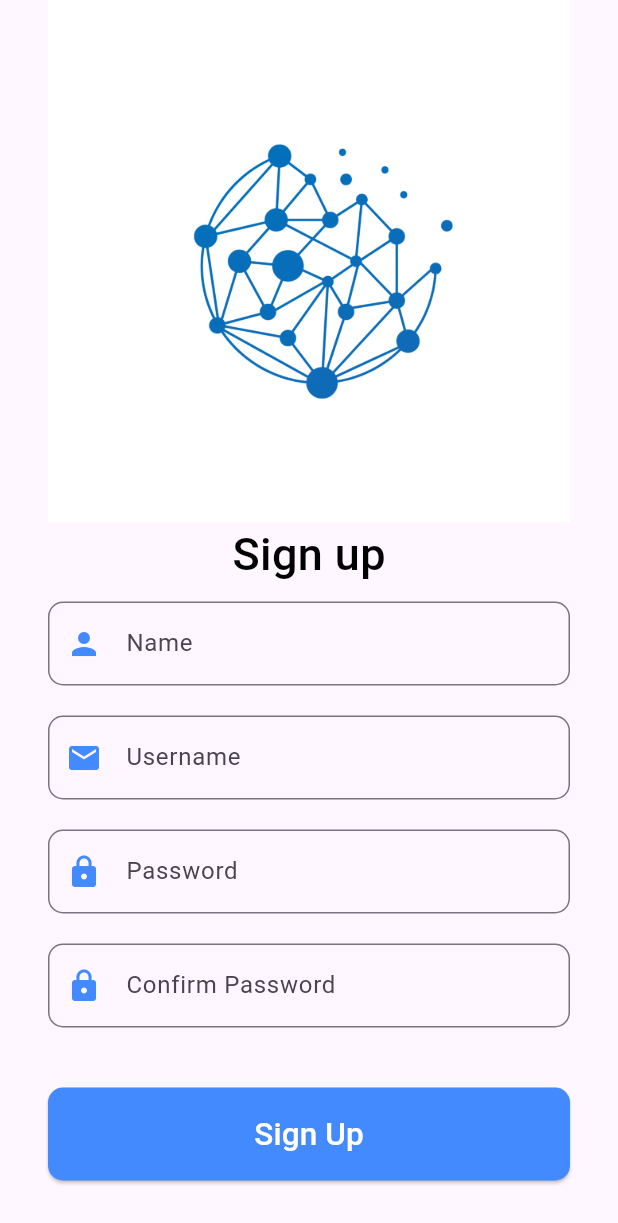
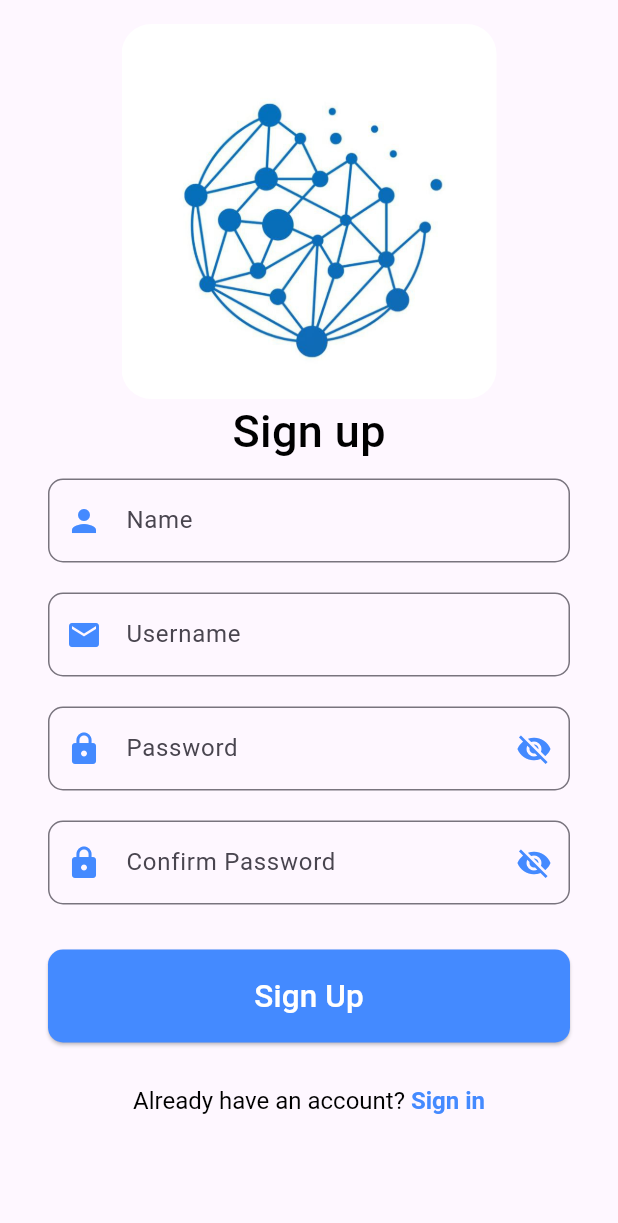
Before and after one commit to eyoaab/Localize_Ai_Mobile_app_Project, a Flutter app: the screen it shows after launch, after a tap on an icon or button, on a phone screen of 412 x 824 dp. Shown: the top 1223 px of the screen. Run offline on Flutter 3.47's test engine with Material 3 defaults, Android fonts, the phone set to English and light mode, and no system bars; our stand-ins replace dartz, device_preview, flutter_bloc, flutter_spinkit, get_it, google_fonts and 2 more; Roboto replaces fonts that are missing (Balthazar).

Commit message:
improved the ui and password section for the sign up page

```diff
--- /dev/null
+++ b/loclaize_ai/lib/core/commonWidgets/password_text_field.dart
@@ -0,0 +1,22 @@
+import 'package:flutter/material.dart';
+
+InputDecoration passwordInputDecoration({
+  required String labelText,
+  required bool isPasswordVisible,
+  required VoidCallback togglePasswordVisibility,
+}) {
+  return InputDecoration(
+    labelText: labelText,
+    prefixIcon: const Icon(Icons.lock, color: Colors.blueAccent),
+    suffixIcon: IconButton(
+      icon: Icon(
+        isPasswordVisible ? Icons.visibility : Icons.visibility_off,
+        color: Colors.blueAccent,
+      ),
+      onPressed: togglePasswordVisibility, // Toggling function passed here
+    ),
+    border: OutlineInputBorder(
+      borderRadius: BorderRadius.circular(10.0),
+    ),
+  );
+}
--- a/loclaize_ai/lib/feutures/authetication/data/data_source/remote_dataSource.dart
+++ b/loclaize_ai/lib/feutures/authetication/data/data_source/remote_dataSource.dart
@@ -2,7 +2,6 @@ import 'dart:convert';
 import 'package:http/http.dart' as http;
 import 'package:loclaize_ai/core/error/exception.dart';
 import 'package:loclaize_ai/feutures/authetication/data/model/model.dart';
-import 'package:loclaize_ai/feutures/authetication/data/model/userModel.dart';
 import 'package:loclaize_ai/feutures/authetication/domain/entity/user_entity.dart';
 
 abstract class RemoteDatasource {
--- a/loclaize_ai/lib/feutures/authetication/data/repository/user_repository_impl.dart
+++ b/loclaize_ai/lib/feutures/authetication/data/repository/user_repository_impl.dart
@@ -1,4 +1,3 @@
-import 'dart:developer';
 
 import 'package:dartz/dartz.dart';
 import 'package:loclaize_ai/core/error/exception.dart';
@@ -6,7 +5,6 @@ import 'package:loclaize_ai/core/error/faliure.dart';
 import 'package:loclaize_ai/core/network/network_info.dart';
 import 'package:loclaize_ai/feutures/authetication/data/data_source/remote_dataSource.dart';
 import 'package:loclaize_ai/feutures/authetication/data/model/model.dart';
-import 'package:loclaize_ai/feutures/authetication/data/model/userModel.dart';
 import 'package:loclaize_ai/feutures/authetication/domain/entity/user_entity.dart';
 import 'package:loclaize_ai/feutures/authetication/domain/repository/user_repository.dart';
 import 'package:shared_preferences/shared_preferences.dart';
--- a/loclaize_ai/lib/feutures/authetication/presentation/bloc/user_bloc.dart
+++ b/loclaize_ai/lib/feutures/authetication/presentation/bloc/user_bloc.dart
@@ -1,13 +1,11 @@
 
 
 
-import 'dart:developer';
 
 import 'package:dartz/dartz.dart';
 import 'package:flutter_bloc/flutter_bloc.dart';
 import 'package:loclaize_ai/core/error/faliure.dart';
 import 'package:loclaize_ai/feutures/authetication/data/model/model.dart';
-import 'package:loclaize_ai/feutures/authetication/domain/entity/user_entity.dart';
 import 'package:loclaize_ai/feutures/authetication/domain/usecase/signin_usecase.dart';
 import 'package:loclaize_ai/feutures/authetication/domain/usecase/signup_usecase.dart';
 
--- a/loclaize_ai/lib/feutures/authetication/presentation/bloc/user_state.dart
+++ b/loclaize_ai/lib/feutures/authetication/presentation/bloc/user_state.dart
@@ -1,5 +1,4 @@
 import 'package:loclaize_ai/feutures/authetication/data/model/model.dart';
-import 'package:loclaize_ai/feutures/authetication/domain/entity/user_entity.dart';
 
 abstract class UserState {}
 
--- a/loclaize_ai/lib/feutures/authetication/presentation/pages/signin_page.dart
+++ b/loclaize_ai/lib/feutures/authetication/presentation/pages/signin_page.dart
@@ -1,8 +1,8 @@
-import 'dart:developer';
 
 import 'package:flutter/material.dart';
 import 'package:flutter_bloc/flutter_bloc.dart';
 import 'package:google_fonts/google_fonts.dart';
+import 'package:loclaize_ai/core/commonWidgets/password_text_field.dart';
 import 'package:loclaize_ai/core/commonWidgets/store.dart';
 import 'package:loclaize_ai/feutures/authetication/domain/entity/user_entity.dart';
 import 'package:loclaize_ai/feutures/authetication/presentation/bloc/user_bloc.dart';
@@ -21,6 +21,13 @@ class SignInPage extends StatefulWidget {
 class _SignInPageState extends State<SignInPage> {
   final _usernameController = TextEditingController();
   final _passwordController = TextEditingController();
+    bool _isPasswordVisible = false;
+
+  void _togglePasswordVisibility() {
+    setState(() {
+      _isPasswordVisible = !_isPasswordVisible;
+    });
+  }
 
   void SignInUser() async {
     final username = _usernameController.text;
@@ -97,7 +104,15 @@ class _SignInPageState extends State<SignInPage> {
                   child: Column(
                     mainAxisAlignment: MainAxisAlignment.center,
                     children: <Widget>[
-                      Image.asset('assets/logo.png'),
+                      ClipRRect(
+                      borderRadius: BorderRadius.circular(20.0),
+                      child: Image.asset(
+                      'assets/logo1.jpg',
+
+                      fit: BoxFit.cover,
+                      ),
+                      )
+,
                       // Image.asset('logo.png'),
 
                        Center(
@@ -120,13 +135,15 @@ class _SignInPageState extends State<SignInPage> {
 
                       TextField(
                         controller: _passwordController,
-                        obscureText: true,
-                        decoration:
+                        obscureText: !_isPasswordVisible,
+                        decoration: passwordInputDecoration(
+                        labelText: 'Password',
+                        isPasswordVisible: _isPasswordVisible,
+                        togglePasswordVisibility: _togglePasswordVisibility,),
+                      ),
 
-                        customInputDecoration(labelText: 'Password',prefixIcon:  const Icon(Icons.lock,color:Colors.blueAccent))
-                      ),
-                      const SizedBox(height: 40),
-                     SizedBox(
+                    const SizedBox(height: 40),
+                    SizedBox(
                     width: double.infinity,
                     child: ElevatedButton(
                     onPressed: SignInUser,
@@ -147,7 +164,6 @@ class _SignInPageState extends State<SignInPage> {
                     style: TextStyle(
                       color: Colors.white,
                       fontSize: 21,
-                      // fontWeight: FontWeight.bold,
                     ),
                   ),
                 ),
--- a/loclaize_ai/lib/feutures/authetication/presentation/pages/signup_page.dart
+++ b/loclaize_ai/lib/feutures/authetication/presentation/pages/signup_page.dart
@@ -1,16 +1,13 @@
-import 'dart:developer';
-
 import 'package:flutter/material.dart';
 import 'package:flutter_bloc/flutter_bloc.dart';
 import 'package:google_fonts/google_fonts.dart';
+import 'package:loclaize_ai/core/commonWidgets/password_text_field.dart';
 import 'package:loclaize_ai/core/commonWidgets/store.dart';
 import 'package:loclaize_ai/feutures/authetication/domain/entity/user_entity.dart';
 import 'package:loclaize_ai/feutures/authetication/presentation/bloc/user_bloc.dart';
 import 'package:loclaize_ai/feutures/authetication/presentation/bloc/user_event.dart';
 import 'package:loclaize_ai/feutures/authetication/presentation/bloc/user_state.dart';
 import 'package:loclaize_ai/feutures/authetication/presentation/pages/signin_page.dart';
-
-
 
 class SignupPage extends StatefulWidget {
   @override
@@ -19,41 +16,41 @@ class SignupPage extends StatefulWidget {
 
 class _SignupPageState extends State<SignupPage> {
   final _nameController = TextEditingController();
-
   final _usernameController = TextEditingController();
   final _passwordController = TextEditingController();
   final _confirmPasswordController = TextEditingController();
 
-  void clearFields(){
+   bool _isPasswordVisible = false;
+  bool _isConfirmPasswordVisible = false;
+
+
+  void clearFields() {
     _usernameController.clear();
     _confirmPasswordController.clear();
     _passwordController.clear();
     _nameController.clear();
   }
 
-  void SignUpUser() async {
+  void signUpUser() async {
     final name = _nameController.text;
     final username = _usernameController.text;
     final password = _passwordController.text;
     final confirmPassword = _confirmPasswordController.text;
 
-    if (username.isEmpty || password.isEmpty || confirmPassword.isEmpty || password.isEmpty)  {
+    if (username.isEmpty || password.isEmpty || confirmPassword.isEmpty) {
       showMessage(
         context,
         const Icon(Icons.info, size: 50, color: Colors.red),
         'Please enter all fields',
       );
       return;
-    }
-    else if(password != confirmPassword){
+    } else if (password != confirmPassword) {
       showMessage(
         context,
         const Icon(Icons.info, size: 50, color: Colors.red),
         'Passwords do not match',
       );
       return;
-
-
     } else {
       UserEntity user = UserEntity(
         name: name,
@@ -62,10 +59,19 @@ class _SignupPageState extends State<SignupPage> {
       );
       context.read<UserBloc>().add(SignUpEvent(user: user));
       FocusScope.of(context).unfocus();
-
     }
   }
+  void _togglePasswordVisibility() {
+    setState(() {
+      _isPasswordVisible = !_isPasswordVisible;
+    });
+  }
 
+  void _toggleConfirmPasswordVisibility() {
+    setState(() {
+      _isConfirmPasswordVisible = !_isConfirmPasswordVisible;
+    });
+  }
   void goToSignInPage() {
     Navigator.pushReplacement(
       context,
@@ -80,7 +86,6 @@ class _SignupPageState extends State<SignupPage> {
         body: BlocConsumer<UserBloc, UserState>(
           listener: (context, state) {
             if (state is UserErrorState) {
-              // log('error in eroor state');
               showMessage(
                 context,
                 const Icon(Icons.error, size: 50, color: Colors.red),
@@ -88,9 +93,8 @@ class _SignupPageState extends State<SignupPage> {
               );
             } else if (state is UserSignUpState) {
               String message = state.message;
-              final bool isSuccess = message == "User registered successfully" ;
+              final bool isSuccess = message == "User registered successfully";
               if (isSuccess) {
-
                 clearFields();
                 goToSignInPage();
                 showMessage(
@@ -98,8 +102,7 @@ class _SignupPageState extends State<SignupPage> {
                   const Icon(Icons.check, size: 50, color: Colors.green),
                   message,
                 );
-              }
-              else{
+              } else {
                 showMessage(
                   context,
                   const Icon(Icons.error, size: 50, color: Colors.red),
@@ -109,16 +112,22 @@ class _SignupPageState extends State<SignupPage> {
             }
           },
           builder: (context, state) {
-
             return SingleChildScrollView(
-              child: Center(
               child: Padding(
-                  padding: const EdgeInsets.symmetric(horizontal: 32.0, vertical: 0.0),
+                padding:
+                    const EdgeInsets.symmetric(horizontal: 32.0, vertical: 16.0),
                 child: Column(
-                    mainAxisAlignment: MainAxisAlignment.center,
+                  mainAxisAlignment: MainAxisAlignment.start,
                   children: <Widget>[
-                      Image.asset('assets/logo.png'),
-                      // Image.asset('logo.png'),
+                   ClipRRect(
+                      borderRadius: BorderRadius.circular(20.0),
+                      child: Image.asset(
+                      'assets/logo1.jpg',
+                      height: 250,
+                      width: 250,
+                      fit: BoxFit.cover,
+                      ),
+                      ),
 
                     Center(
                       child: Text(
@@ -126,59 +135,69 @@ class _SignupPageState extends State<SignupPage> {
                         style: GoogleFonts.balthazar(
                           fontSize: 30,
                           fontWeight: FontWeight.w500,
-                          color:const  Color.fromARGB(255, 0, 0, 0),
+                          color: const Color.fromARGB(255, 0, 0, 0),
                         ),
                       ),
                     ),
                     const SizedBox(height: 10),
+
                     TextField(
                       controller: _nameController,
-                        decoration:
-                        customInputDecoration(labelText: 'Name',prefixIcon:  const Icon(Icons.person,color:Colors.blueAccent))
+                      decoration: customInputDecoration(
+                        labelText: 'Name',
+                        prefixIcon: const Icon(Icons.person, color: Colors.blueAccent),
+                      ),
                     ),
                     const SizedBox(height: 20),
+
                     TextField(
                       controller: _usernameController,
-                        decoration:
-                        customInputDecoration(labelText: 'Username',prefixIcon:  const Icon(Icons.email,color:Colors.blueAccent))
+                      decoration: customInputDecoration(
+                        labelText: 'Username',
+                        prefixIcon: const Icon(Icons.email, color: Colors.blueAccent),
+                      ),
                     ),
                     const SizedBox(height: 20),
 
                     TextField(
                     controller: _passwordController,
-                        obscureText: true,
-                        decoration:
-
-                        customInputDecoration(labelText: 'Password',prefixIcon:  const Icon(Icons.lock,color:Colors.blueAccent))
+                    obscureText: !_isPasswordVisible,
+                    decoration: passwordInputDecoration(
+                      labelText: 'Password',
+                      isPasswordVisible: _isPasswordVisible,
+                      togglePasswordVisibility: _togglePasswordVisibility,
+                    ),
                   ),
                     const SizedBox(height: 20),
 
                       TextField(
                     controller: _confirmPasswordController,
-                        obscureText: true,
-                        decoration:
+                    obscureText: !_isConfirmPasswordVisible,
+                    decoration: passwordInputDecoration(
+                      labelText: 'Confirm Password',
+                      isPasswordVisible: _isConfirmPasswordVisible,
+                      togglePasswordVisibility: _toggleConfirmPasswordVisibility,
+                    ),
+                  ),
+                    const SizedBox(height: 30),
 
-                        customInputDecoration(labelText: 'Confirm Password',prefixIcon:  const Icon(Icons.lock,color:Colors.blueAccent))
-                      ),
-                    const SizedBox(height: 40),
                     SizedBox(
                       width: double.infinity,
                       child: ElevatedButton(
-                    onPressed: SignUpUser,
+                        onPressed: signUpUser,
                         style: ElevatedButton.styleFrom(
                           padding: const EdgeInsets.symmetric(vertical: 16.0),
                           shape: RoundedRectangleBorder(
                             borderRadius: BorderRadius.circular(10.0),
                           ),
-                    backgroundColor:  Colors.blueAccent,
+                          backgroundColor: Colors.blueAccent,
                         ),
                         child: state is UserLoadingState
                             ? const CircularProgressIndicator(
-              valueColor: AlwaysStoppedAnimation<Color>(Colors.white),
-
+                                valueColor:
+                                    AlwaysStoppedAnimation<Color>(Colors.white),
                               )
-          :
-                   const Text(
+                            : const Text(
                                 'Sign Up',
                                 style: TextStyle(
                                   color: Colors.white,
@@ -186,25 +205,23 @@ class _SignupPageState extends State<SignupPage> {
                                 ),
                               ),
                       ),
-              )
-              ,
-              const SizedBox(height: 20,),
+                    ),
+                    const SizedBox(height: 15),
+
                     TextButton(
                       onPressed: goToSignInPage,
                       child: RichText(
-                    text:const  TextSpan(
-                      text: "If already  have an account? ",
-                      style:  TextStyle(
+                        text: const TextSpan(
+                          text: "Already have an account? ",
+                          style: TextStyle(
                             color: Colors.black,
                             fontSize: 16,
                           ),
                           children: [
-
                             TextSpan(
-
                               text: 'Sign in',
-                          style:  TextStyle(
-                            color:  Colors.blueAccent,
+                              style: TextStyle(
+                                color: Colors.blueAccent,
                                 fontWeight: FontWeight.bold,
                               ),
                             ),
@@ -212,11 +229,7 @@ class _SignupPageState extends State<SignupPage> {
                         ),
                       ),
                     ),
-
-
-
                   ],
-                  ),
                 ),
               ),
             );
--- a/loclaize_ai/lib/feutures/chat/data/data_source/remote_dataSource.dart
+++ b/loclaize_ai/lib/feutures/chat/data/data_source/remote_dataSource.dart
@@ -1,5 +1,4 @@
 import 'dart:convert';
-import 'dart:developer';
 import 'package:http/http.dart' as http;
 import 'package:loclaize_ai/core/error/exception.dart';
 import 'package:loclaize_ai/feutures/chat/data/model/chat_model.dart';
@@ -20,24 +19,21 @@ class ChatRemoteDatasourceImpl extends ChatRemoteDatasource {
         Uri.parse('https://backend-iftf.onrender.com/gpt'),
         headers: {
           'Content-Type': 'application/json',
-          'Authorization': 'Bearer ${token}',
+          'Authorization': 'Bearer $token',
         },
         body: json.encode({
           'prompt': message,
         }),
       );
 
-      // log("Response status: ${response.statusCode}");
-      // log("Response body: ${response.body}");
+
 
       if (response.statusCode == 200) {
         return ChatModel.fromJson(json.decode(response.body));
       } else {
-        // log('Server responded with status: ${response.statusCode}');
         throw ServerException();
       }
     } on Exception catch (e) {
-      // log(e.toString());
       throw ServerException();
     }
   }
--- a/loclaize_ai/lib/feutures/chat/presentation/pages/chat_page.dart
+++ b/loclaize_ai/lib/feutures/chat/presentation/pages/chat_page.dart
@@ -1,6 +1,7 @@
 import 'package:flutter/material.dart';
 import 'package:flutter_bloc/flutter_bloc.dart';
 import 'package:flutter_spinkit/flutter_spinkit.dart';
+import 'package:loclaize_ai/core/commonWidgets/store.dart';
 import 'package:loclaize_ai/feutures/authetication/presentation/pages/signin_page.dart';
 import 'package:loclaize_ai/feutures/chat/domain/entity/message_entity.dart';
 import 'package:loclaize_ai/feutures/chat/presentation/bloc/chat_bloc.dart';
@@ -74,7 +75,7 @@ class _ChatPageState extends State<ChatPage> {
           Opacity(
             opacity: 0.3,
             child: Image.asset(
-              'assets/logo.png',
+              'assets/logo1.jpg',
               // 'logo.png',
 
               fit: BoxFit.cover,
@@ -94,9 +95,7 @@ class _ChatPageState extends State<ChatPage> {
                       });
                       _scrollToBottom();
                     } else if (state is ChatErrorState) {
-                      ScaffoldMessenger.of(context).showSnackBar(
-                        SnackBar(content: Text(state.errorMessage)),
-                      );
+                      showMessage(context, const Icon(Icons.error,color:Colors.red), state.errorMessage);
                       setState(() {
                         _isLoading = false;
                       });
@@ -180,7 +179,7 @@ class _ChatPageState extends State<ChatPage> {
                           ),
                           focusedBorder: OutlineInputBorder(
                             borderRadius: BorderRadius.circular(20.0),
-                            borderSide: BorderSide(color: Colors.blueAccent, width: 2.0), // Highlighted border when focused
+                            borderSide: const BorderSide(color: Colors.blueAccent, width: 2.0), // Highlighted border when focused
                           ),
                         ),
                       ),
--- a/loclaize_ai/lib/injection_container.dart
+++ b/loclaize_ai/lib/injection_container.dart
@@ -1,4 +1,3 @@
-import 'package:connectivity_plus/connectivity_plus.dart';
 import 'package:get_it/get_it.dart';
 import 'package:http/http.dart' as http;
 import 'package:internet_connection_checker/internet_connection_checker.dart';
@@ -19,15 +18,15 @@ import 'package:shared_preferences/shared_preferences.dart';
 final locator = GetIt.instance;
 
 Future<void> setUp() async {
+  // External
   final prefs = await SharedPreferences.getInstance();
   locator.registerSingleton<SharedPreferences>(prefs);
   locator.registerLazySingleton<NetworkInfo>(
     () => NetworkInfoImpl(connectionChecker: locator()),
   );
 
-  // Register the Shar
 
-  /****** */
+  /*******/
   locator.registerLazySingleton(() => http.Client());
  locator.registerLazySingleton(() => InternetConnectionChecker());
 
--- a/loclaize_ai/lib/main.dart
+++ b/loclaize_ai/lib/main.dart
@@ -2,11 +2,8 @@ import 'package:flutter/material.dart';
 import 'package:flutter_bloc/flutter_bloc.dart';
 import 'package:device_preview/device_preview.dart';
 import 'package:loclaize_ai/feutures/authetication/presentation/bloc/user_bloc.dart';
-import 'package:loclaize_ai/feutures/authetication/presentation/pages/signin_page.dart';
-import 'package:loclaize_ai/feutures/authetication/presentation/pages/signup_page.dart';
 import 'package:loclaize_ai/feutures/authetication/presentation/pages/splash_screen.dart';
 import 'package:loclaize_ai/feutures/chat/presentation/bloc/chat_bloc.dart';
-import 'package:loclaize_ai/feutures/chat/presentation/pages/chat_page.dart';
 
 import 'injection_container.dart';
 
--- a/loclaize_ai/pubspec.yaml
+++ b/loclaize_ai/pubspec.yaml
@@ -72,6 +72,8 @@ flutter:
   # To add assets to your application, add an assets section, like this:
   assets:
     - assets/logo.png
+    - assets/logo1.jpg
+
     # - images/a_dot_ham.jpeg
 
   # An image asset can refer to one or more resolution-specific "variants", see
```
Also changed, not shown: loclaize_ai/assets/logo1.jpg (added). Lines whose indentation alone changed are shown as unchanged.
